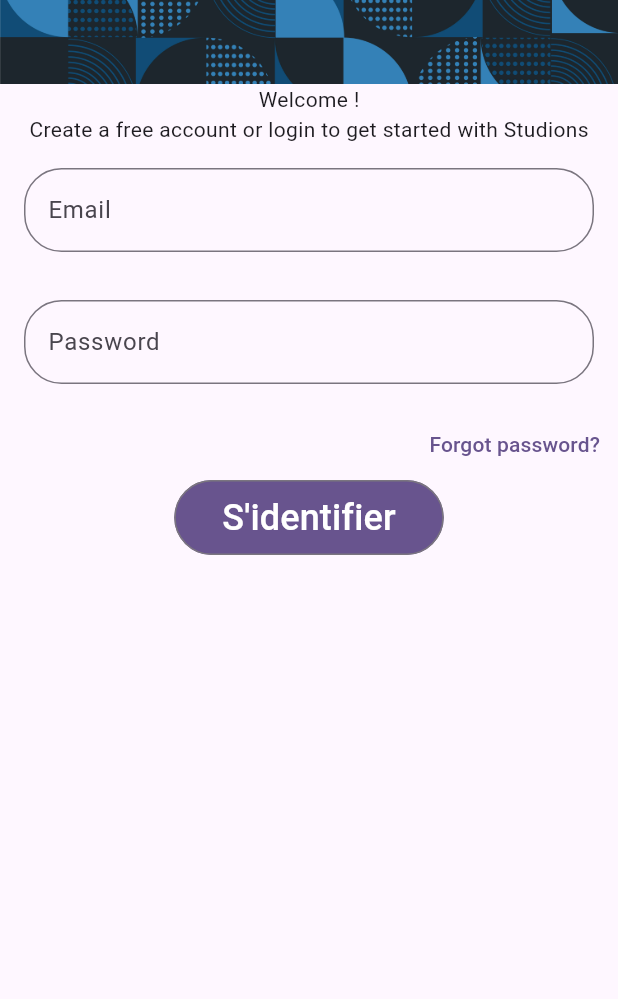
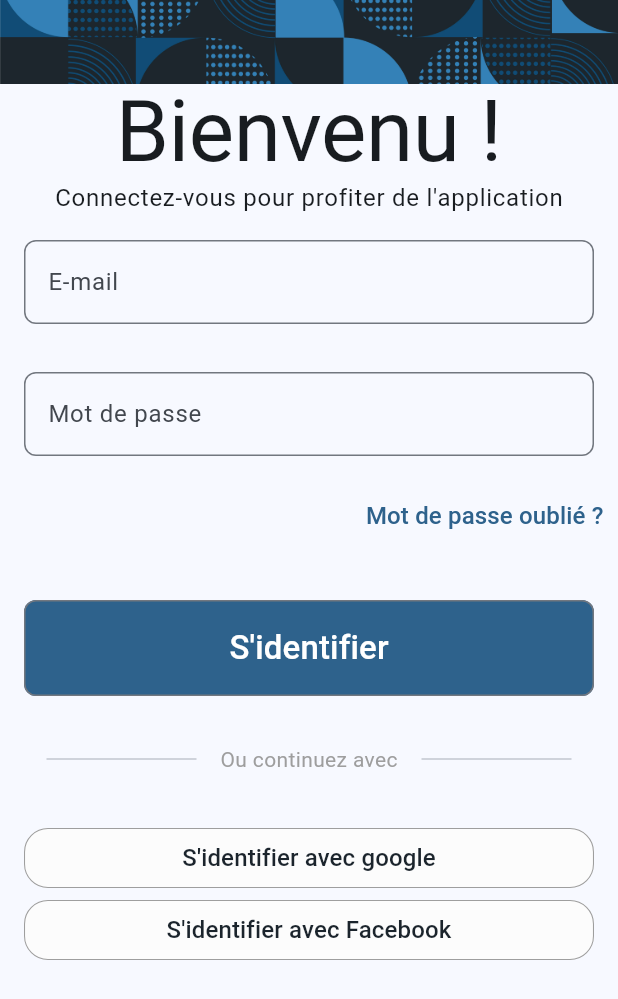
Before and after one commit to sbaka/studions, a Flutter app: the screen it shows after launch, on a phone screen of 412 x 824 dp. Shown: the top 999 px of the screen. Run offline on Flutter 3.47's test engine with Material 3 defaults, Android fonts, the phone set to English and light mode, and no system bars; our stand-ins replace firebase_auth, firebase_core, gap; accounts and stored records are empty.

Commit message:
editing sign in

```diff
--- a/lib/main.dart
+++ b/lib/main.dart
@@ -27,7 +27,28 @@ class MyApp extends StatelessWidget {
       title: 'Studions',
       debugShowCheckedModeBanner: false,
       theme: ThemeData(
-        colorScheme: ColorScheme.fromSeed(seedColor: Colors.deepPurple),
+        colorScheme: ColorScheme.fromSeed(
+          seedColor: const Color(0xff134c73),
+          secondary: const Color(0xff1b242c),
+        ),
+        outlinedButtonTheme: OutlinedButtonThemeData(
+          style: OutlinedButton.styleFrom(
+            backgroundColor: Theme.of(context).primaryColor,
+            shape: RoundedRectangleBorder(
+              borderRadius: BorderRadius.circular(8),
+            ),
+            foregroundColor: Colors.white,
+          ),
+        ),
+        textButtonTheme: TextButtonThemeData(
+          style: TextButton.styleFrom(),
+        ),
+        textTheme: const TextTheme(
+          labelLarge: TextStyle(
+            fontSize: 22,
+            color: Colors.white,
+          ),
+        ),
         useMaterial3: true,
       ),
       home: isUserLoggedIn ? const MyHomePage(title: 'Studions') : const LoginPage(),
--- a/lib/pages/login.dart
+++ b/lib/pages/login.dart
@@ -1,4 +1,6 @@
+import 'package:flutter/foundation.dart';
 import 'package:flutter/material.dart';
+import 'package:gap/gap.dart';
 // import 'package:firebase_auth/firebase_auth.dart';
 
 class LoginPage extends StatefulWidget {
@@ -12,9 +14,9 @@ class _LoginPageState extends State<LoginPage> {
   late final TextEditingController _emailController;
   late final TextEditingController _pwdController;
   late final GlobalKey<FormState> _formKey;
+  bool isTextObscure = true;
   final String emailRegex =
       r"^[a-zA-Z0-9.!#$%&'*+/=?^_`{|}~-]+@[a-zA-Z0-9](?:[a-zA-Z0-9-]{0,61}[a-zA-Z0-9])?(?:\.[a-zA-Z0-9](?:[a-zA-Z0-9-]{0,61}[a-zA-Z0-9])?)*$";
-  String passwordRegex = r"^(?=.*[A-Z])(?=.*[a-z])(?=.*[0-9])(?=.*[!@#$%^&*()])(?=.{8,})";
   @override
   void initState() {
     super.initState();
@@ -36,8 +38,14 @@ class _LoginPageState extends State<LoginPage> {
       ),
       body: Column(
         children: [
-          const Text("Welcome !"),
-          const Text("Create a free account or login to get started with Studions"),
+          Text(
+            "Bienvenu !",
+            style: Theme.of(context).textTheme.displayLarge,
+          ),
+          Text(
+            "Connectez-vous pour profiter de l'application",
+            style: Theme.of(context).textTheme.bodyLarge,
+          ),
           Form(
             key: _formKey,
             child: Column(
@@ -49,16 +57,19 @@ class _LoginPageState extends State<LoginPage> {
                       width: size.width - 32,
                       height: 56,
                       child: TextFormField(
+                        onTapOutside: (event) {
+                          FocusManager.instance.primaryFocus?.unfocus();
+                        },
                         decoration: InputDecoration(
                           border: OutlineInputBorder(
-                            borderRadius: BorderRadius.circular(25),
+                            borderRadius: BorderRadius.circular(8),
                           ),
-                          label: const Text("Email"),
+                          label: const Text("E-mail"),
                         ),
                         validator: (text) {
                           final RegExp emailReg = RegExp(emailRegex);
                           if (!emailReg.hasMatch(text as String)) {
-                            return "Enter a valid email";
+                            return "Entrez un e-mail valide";
                           }
                           return null;
                         },
@@ -74,20 +85,35 @@ class _LoginPageState extends State<LoginPage> {
                       width: size.width - 32,
                       height: 56,
                       child: TextFormField(
+                        onTapOutside: (event) {
+                          FocusManager.instance.primaryFocus?.unfocus();
+                          setState(() {
+                            isTextObscure = true;
+                          });
+                        },
                         decoration: InputDecoration(
+                          suffix: IconButton(
+                            icon: Icon(
+                              !isTextObscure ? Icons.remove_red_eye : Icons.remove_red_eye_outlined,
+                            ),
+                            onPressed: () {
+                              setState(() {
+                                isTextObscure = !isTextObscure;
+                              });
+                            },
+                          ),
                           border: OutlineInputBorder(
-                            borderRadius: BorderRadius.circular(25),
+                            borderRadius: BorderRadius.circular(8),
                           ),
-                          label: const Text("Password"),
+                          label: const Text("Mot de passe"),
                         ),
                         validator: (text) {
-                          final RegExp pwdReg = RegExp(passwordRegex);
-                          if (!pwdReg.hasMatch(text as String)) {
-                            return "Your password is weak";
+                          if (text!.length < 8) {
+                            return "Format de mot de passe incorrecte";
                           }
                           return null;
                         },
-                        obscureText: true,
+                        obscureText: isTextObscure,
                         controller: _pwdController,
                       ),
                     )
@@ -99,31 +125,114 @@ class _LoginPageState extends State<LoginPage> {
                     TextButton(
                       onPressed: () {},
                       child: const Text(
-                        "Forgot password?",
+                        "Mot de passe oublié ?",
+                        style: TextStyle(
+                          fontSize: 16,
+                        ),
                       ),
                     ),
                   ],
                 ),
-                OutlinedButton(
+                const Gap(32),
+                SizedBox(
+                  width: size.width - 32,
+                  height: 64,
+                  child: OutlinedButton(
                     style: OutlinedButton.styleFrom(
                       backgroundColor: Theme.of(context).primaryColor,
+                      shape: RoundedRectangleBorder(
+                        borderRadius: BorderRadius.circular(8),
+                      ),
                     ),
                     onPressed: () {
                       if (_formKey.currentState!.validate()) {
+                        if (kDebugMode) {
                           print(123);
+                        }
                       }
                     },
                     child: const Padding(
                       padding: EdgeInsets.all(8.0),
                       child: Text(
                         "S'identifier",
-                      style: TextStyle(
-                        fontSize: 24,
-                        color: Colors.white,
                       ),
                     ),
                   ),
-                )
+                ),
+                const Gap(32),
+                const Row(
+                  mainAxisAlignment: MainAxisAlignment.center,
+                  children: [
+                    SizedBox(
+                      width: 100,
+                      child: Divider(),
+                    ),
+                    SizedBox(
+                      width: 150,
+                      child: Center(
+                        child: Text(
+                          "Ou continuez avec",
+                          style: TextStyle(color: Colors.grey),
+                        ),
+                      ),
+                    ),
+                    SizedBox(
+                      width: 100,
+                      child: Divider(),
+                    ),
+                  ],
+                ),
+                const Gap(32),
+                SizedBox(
+                  width: size.width - 32,
+                  child: OutlinedButton(
+                    onPressed: () {},
+                    style: OutlinedButton.styleFrom(
+                      backgroundColor: const Color(0xFFFCFCFC),
+                      shape: RoundedRectangleBorder(
+                        borderRadius: BorderRadius.circular(16),
+                      ),
+                      side: const BorderSide(color: Colors.grey, width: 0.7),
+                    ),
+                    child: Row(
+                      mainAxisAlignment: MainAxisAlignment.center,
+                      children: [
+                        Text(
+                          "S'identifier avec google",
+                          style: TextStyle(
+                            color: Theme.of(context).colorScheme.secondary,
+                            fontSize: 16,
+                          ),
+                        ),
+                      ],
+                    ),
+                  ),
+                ),
+                SizedBox(
+                  width: size.width - 32,
+                  child: OutlinedButton(
+                    onPressed: () {},
+                    style: OutlinedButton.styleFrom(
+                      backgroundColor: const Color(0xFFFCFCFC),
+                      shape: RoundedRectangleBorder(
+                        borderRadius: BorderRadius.circular(16),
+                      ),
+                      side: const BorderSide(color: Colors.grey, width: 0.7),
+                    ),
+                    child: Row(
+                      mainAxisAlignment: MainAxisAlignment.center,
+                      children: [
+                        Text(
+                          "S'identifier avec Facebook",
+                          style: TextStyle(
+                            color: Theme.of(context).colorScheme.secondary,
+                            fontSize: 16,
+                          ),
+                        ),
+                      ],
+                    ),
+                  ),
+                ),
               ],
             ),
           ),
--- a/pubspec.yaml
+++ b/pubspec.yaml
@@ -38,6 +38,7 @@ dependencies:
   firebase: ^9.0.3
   firebase_core: ^2.24.2
   encrypt: ^5.0.3
+  gap: ^3.0.1
 
 dev_dependencies:
   flutter_test:
```
Also changed, not shown: pubspec.lock. Lines whose indentation alone changed are shown as unchanged.
